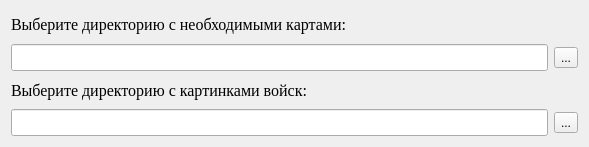
Qt form ui/new_file.ui (LeadNess/TroopsReview) before a commit.
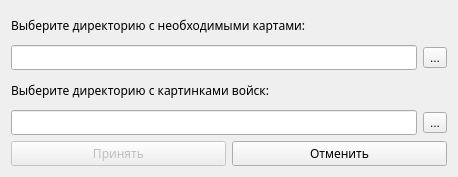
The same form after that commit.

Commit message:
Add buttons 'Accept' and 'Cancel', make the button 'Accept' disabled
Buttons' and lines' object names were changed to more intuitively understandable.
Added the slot on 'Accept' button to make it enabled. It just checks lines edit aren't empty.

```diff
--- a/ui/new_file.ui
+++ b/ui/new_file.ui
@@ -6,8 +6,8 @@
    <rect>
     <x>0</x>
     <y>0</y>
-    <width>589</width>
-    <height>147</height>
+    <width>458</width>
+    <height>177</height>
    </rect>
   </property>
   <property name="sizePolicy">
@@ -24,8 +24,8 @@
     <widget class="QLabel" name="label">
      <property name="font">
       <font>
-       <family>Times New Roman</family>
-       <pointsize>12</pointsize>
+       <family>Segoe UI Semilight</family>
+       <pointsize>9</pointsize>
       </font>
      </property>
      <property name="text">
@@ -39,8 +39,8 @@
       <widget class="QLineEdit" name="lineEdit1">
        <property name="font">
         <font>
-         <family>Times New Roman</family>
-         <pointsize>12</pointsize>
+         <family>Segoe UI Semilight</family>
+         <pointsize>9</pointsize>
         </font>
        </property>
       </widget>
@@ -61,8 +61,8 @@
     <widget class="QLabel" name="label_2">
      <property name="font">
       <font>
-       <family>Times New Roman</family>
-       <pointsize>12</pointsize>
+       <family>Segoe UI Semilight</family>
+       <pointsize>9</pointsize>
       </font>
      </property>
      <property name="styleSheet">
@@ -79,8 +79,8 @@
       <widget class="QLineEdit" name="lineEdit2">
        <property name="font">
         <font>
-         <family>Times New Roman</family>
-         <pointsize>12</pointsize>
+         <family>Segoe UI Semilight</family>
+         <pointsize>9</pointsize>
         </font>
        </property>
       </widget>
@@ -97,6 +97,56 @@
      </item>
     </layout>
    </item>
+   <item>
+    <layout class="QHBoxLayout" name="horizontalLayout_3">
+     <item>
+      <widget class="QPushButton" name="acceptButton">
+       <property name="enabled">
+        <bool>false</bool>
+       </property>
+       <property name="font">
+        <font>
+         <family>Segoe UI Semilight</family>
+         <pointsize>9</pointsize>
+         <weight>50</weight>
+         <bold>false</bold>
+        </font>
+       </property>
+       <property name="acceptDrops">
+        <bool>false</bool>
+       </property>
+       <property name="text">
+        <string>Принять</string>
+       </property>
+       <property name="checkable">
+        <bool>false</bool>
+       </property>
+       <property name="checked">
+        <bool>false</bool>
+       </property>
+       <property name="autoRepeat">
+        <bool>false</bool>
+       </property>
+       <property name="default">
+        <bool>false</bool>
+       </property>
+      </widget>
+     </item>
+     <item>
+      <widget class="QPushButton" name="rejectButton">
+       <property name="font">
+        <font>
+         <family>Segoe UI Semilight</family>
+         <pointsize>9</pointsize>
+        </font>
+       </property>
+       <property name="text">
+        <string>Отменить</string>
+       </property>
+      </widget>
+     </item>
+    </layout>
+   </item>
   </layout>
  </widget>
  <resources/>
```
Left out of the diff: 77 changed lines with no effect on the pictures. The commit also changes 1 other file.
